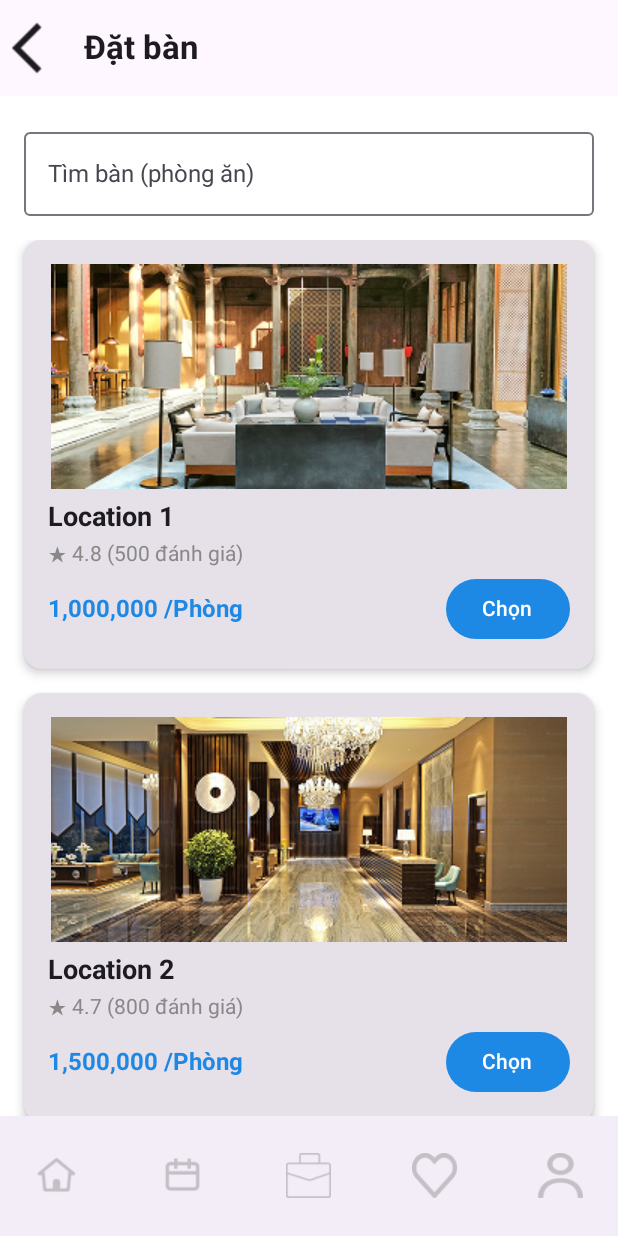
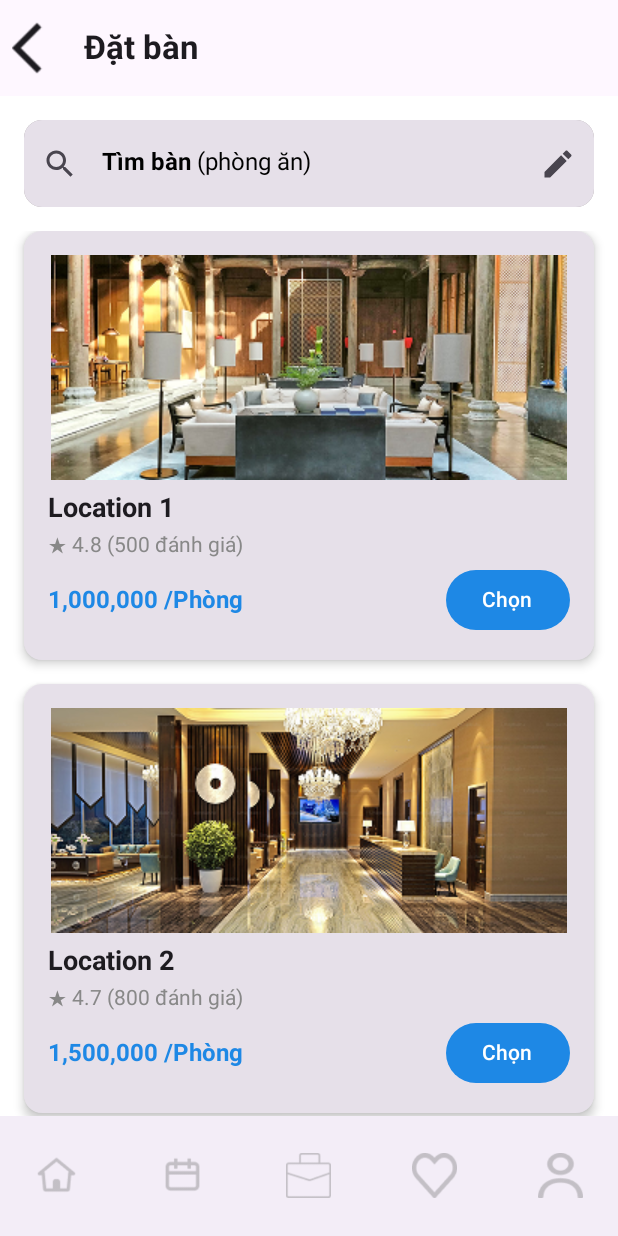
Before and after one commit to khoi2251120220/LapTrinhMOBILE, an Android app built with Jetpack Compose: the @Preview function BookingScreenPreview, on a phone screen of 412 x 824 dp. Run offline under Robolectric (Android 15) with nearby library versions, the phone set to English and light mode, and no system bars.

Commit message:
update search bar screen booking

```diff
--- a/RestaurantManage/app/src/main/java/com/example/restaurantmanage/ui/theme/screens/Booking.kt
+++ b/RestaurantManage/app/src/main/java/com/example/restaurantmanage/ui/theme/screens/Booking.kt
@@ -1,18 +1,34 @@
 package com.example.restaurantmanage.ui.theme.screens
 
 import androidx.compose.foundation.Image
+import androidx.compose.foundation.background
 import androidx.compose.foundation.layout.*
 import androidx.compose.foundation.lazy.LazyColumn
 import androidx.compose.foundation.lazy.items
+import androidx.compose.foundation.shape.RoundedCornerShape
+import androidx.compose.foundation.text.KeyboardActions
+import androidx.compose.foundation.text.KeyboardOptions
+import androidx.compose.material.icons.Icons
+import androidx.compose.material.icons.filled.Edit
+import androidx.compose.material.icons.filled.Search
 import androidx.compose.material3.*
 import androidx.compose.runtime.Composable
 import androidx.compose.runtime.collectAsState
 import androidx.compose.runtime.getValue
+import androidx.compose.runtime.mutableStateOf
+import androidx.compose.runtime.remember
 import androidx.compose.ui.Alignment
 import androidx.compose.ui.Modifier
+import androidx.compose.ui.draw.clip
 import androidx.compose.ui.graphics.Color
 import androidx.compose.ui.res.painterResource
+import androidx.compose.ui.text.AnnotatedString
+import androidx.compose.ui.text.SpanStyle
+import androidx.compose.ui.text.TextStyle
+import androidx.compose.ui.text.buildAnnotatedString
 import androidx.compose.ui.text.font.FontWeight
+import androidx.compose.ui.text.input.ImeAction
+import androidx.compose.ui.text.input.KeyboardType
 import androidx.compose.ui.tooling.preview.Preview
 import androidx.compose.ui.unit.dp
 import androidx.compose.ui.unit.sp
@@ -22,14 +38,15 @@ import com.example.restaurantmanage.data.viewmodels.BookingViewModel
 import com.example.restaurantmanage.ui.theme.RestaurantManageTheme
 import com.example.restaurantmanage.ui.theme.components.AppBar
 import com.example.restaurantmanage.ui.theme.components.BottomNavBar
-
+import androidx.compose.ui.platform.LocalSoftwareKeyboardController
 @Composable
 fun BookingScreen(navController: NavController) {
     val viewModel = BookingViewModel()
     val bookingData = viewModel.data.collectAsState().value
     val navBackStackEntry by navController.currentBackStackEntryAsState()
     val currentRoute = navBackStackEntry?.destination?.route
-
+    val keyboardController = LocalSoftwareKeyboardController.current
+    val textSearch = remember { mutableStateOf("") }
     Scaffold(
         topBar = {
             AppBar(
@@ -47,13 +64,77 @@ fun BookingScreen(navController: NavController) {
                 .fillMaxSize()
                 .padding(paddingValues)
         ) {
-            OutlinedTextField(
-                value = "",
-                onValueChange = { },
-                label = { Text("Tìm bàn (phòng ăn)") },
+            TextField(
+                value = textSearch.value,
+                onValueChange = { newValue -> textSearch.value = newValue },
+                label = {
+                    Text(
+                        text = buildAnnotatedString {
+                            append(
+                                AnnotatedString(
+                                    text = "Tìm bàn ",
+                                    spanStyle = SpanStyle(
+                                        fontWeight = FontWeight.Bold,
+                                        fontSize = 16.sp,
+                                        color = Color.Black
+                                    )
+                                )
+                            )
+                            append(
+                                AnnotatedString(
+                                    text = "(phòng ăn)",
+                                    spanStyle = SpanStyle(
+                                        fontWeight = FontWeight.Normal,
+                                        fontSize = 16.sp,
+                                        color = Color.Black
+                                    )
+                                )
+                            )
+                        }
+                    )
+                },
+                placeholder = {
+                    Text(
+                        text = "Thời gian • số lượng phòng • số người",
+                        style = TextStyle(
+                            fontSize = 12.sp,
+                            color = Color.Gray
+                        )
+                    )
+                },
+                leadingIcon = {
+                    Icon(
+                        imageVector = Icons.Default.Search,
+                        contentDescription = null,
+                    )
+                },
+                trailingIcon = {
+                    Icon(
+                        imageVector = Icons.Default.Edit,
+                        contentDescription = null,
+                    )
+                },
+                keyboardOptions = KeyboardOptions(
+                    keyboardType = KeyboardType.Text,
+                    imeAction = ImeAction.Search
+                ),
+                keyboardActions = KeyboardActions(
+                    onSearch = {
+                        // Xử lý hành động khi nhấn nút "Tìm kiếm"
+                        keyboardController?.hide()
+                        // Bạn có thể thêm logic tìm kiếm ở đây, ví dụ:
+                        // performSearch(textSearch.value)
+                    }
+                ),
                 modifier = Modifier
-                    .fillMaxWidth()
+                    .size(width = 450.dp, height = 90.dp)
                     .padding(16.dp)
+                    .clip(RoundedCornerShape(12.dp))
+                    .background(Color(0xFFA8A2A2)),
+                colors = TextFieldDefaults.colors(
+                    focusedIndicatorColor = Color.Transparent, // Ẩn đường viền khi focus
+                    unfocusedIndicatorColor = Color.Transparent // Ẩn đường viền khi không focus
+                )
             )
             LazyColumn(
                 modifier = Modifier
```
